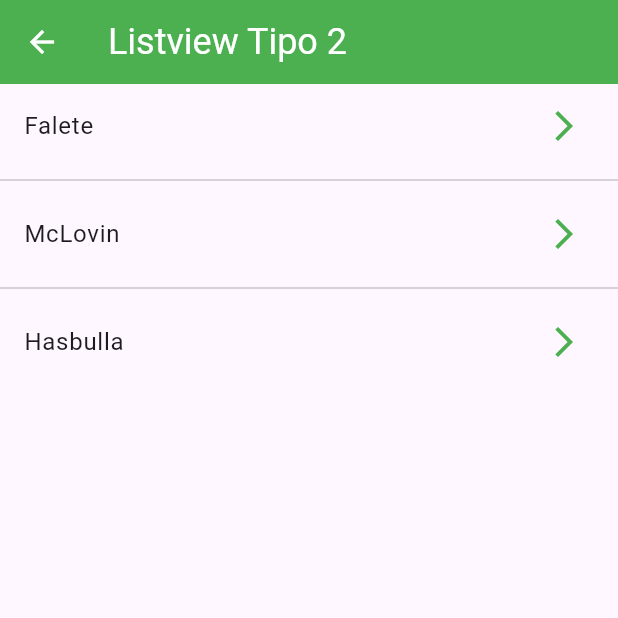
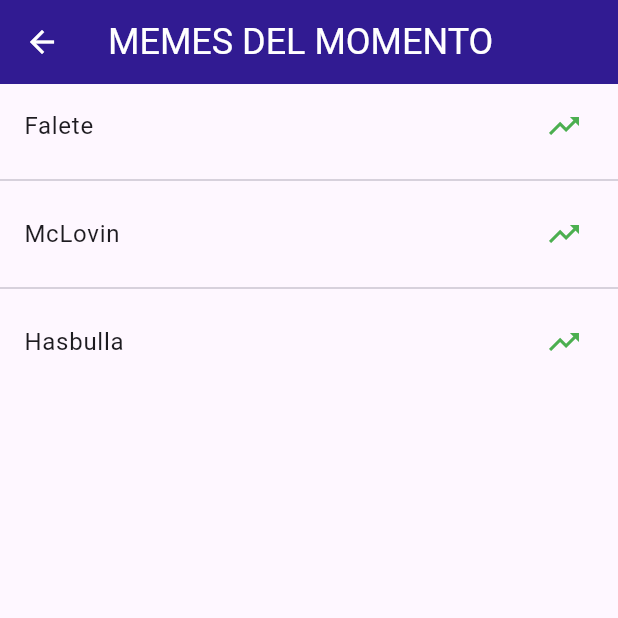
Before and after one commit to MaNoLiN-CRV/FlutterComponents, a Flutter app: the Listview2Screen screen opened by its route, on a phone screen of 412 x 824 dp, the top half of it. Run offline on Flutter 3.47's test engine with Material 3 defaults, Android fonts, the phone set to English and light mode, and no system bars.

Commit message:
Memes añadidos correctamente

```diff
--- a/lib/routes/app_routes.dart
+++ b/lib/routes/app_routes.dart
@@ -1,7 +1,6 @@
 import 'package:fl_components/models/models.dart';
 import 'package:fl_components/screens/screens.dart';
 import 'package:flutter/material.dart';
-import 'package:fl_components/widgets/widgets.dart';
 
 class AppRoutes {
   static const initialRoute = 'home';
@@ -20,7 +19,7 @@ class AppRoutes {
     MenuOption(
         route: 'listview2',
         icon: Icons.list,
-        name: 'Listview tipo 2',
+        name: 'MEMES',
         screen: const Listview2Screen()),
     MenuOption(
         route: 'card',
--- a/lib/screens/listview2_screen.dart
+++ b/lib/screens/listview2_screen.dart
@@ -12,14 +12,15 @@ class Listview2Screen extends StatelessWidget {
         'https://static01.nyt.com/images/2023/04/20/fashion/20HASBULLA/20HASBULLA-articleLarge.jpg?quality=100&auto=webp&disable=upscale'
   };
 
-  const Listview2Screen({Key? key}) : super(key: key);
+  const Listview2Screen({super.key});
 
   @override
   Widget build(BuildContext context) {
     final keys = options.keys.toList();
     return Scaffold(
       appBar: AppBar(
-        title: const Text('Listview Tipo 2'),
+        title: const Text('MEMES DEL MOMENTO'),
+        backgroundColor: Colors.deepPurple[900],
       ),
       body: ListView.separated(
         itemBuilder: (context, index) {
@@ -27,7 +28,7 @@ class Listview2Screen extends StatelessWidget {
           final imageUrl = options[title]!;
 
           return ListTile(
-            trailing: const Icon(Icons.arrow_forward_ios_outlined),
+            trailing: const Icon(Icons.trending_up_outlined),
             title: Text(title),
             onTap: () {
               Navigator.push(
--- a/lib/screens/meme_screen.dart
+++ b/lib/screens/meme_screen.dart
@@ -12,7 +12,6 @@ class MemeScreen extends StatelessWidget {
     return Scaffold(
         appBar: AppBar(
           title: const Text('TRENDING MEMES'),
-          //backgroundColor: Colors.blueAccent,
         ),
         body: cardTipo2);
   }
--- a/lib/widgets/custom_card_tipo_2.dart
+++ b/lib/widgets/custom_card_tipo_2.dart
@@ -1,7 +1,6 @@
 import 'package:flutter/material.dart';
 
 class CustomCardTipo2 extends StatelessWidget {
-
   final String imageUrl;
   final String? nombre;
 
@@ -11,28 +10,23 @@ class CustomCardTipo2 extends StatelessWidget {
   Widget build(BuildContext context) {
     return Card(
       clipBehavior: Clip.antiAlias,
-      shape: RoundedRectangleBorder(
-        borderRadius: BorderRadius.circular(10)
-      ),
+      shape: RoundedRectangleBorder(borderRadius: BorderRadius.circular(10)),
       child: Column(
         children: [
           FadeInImage(
             //image: NetworkImage('https://images8.alphacoders.com/110/1103710.jpg'),
-            image: NetworkImage( imageUrl ),
+            image: NetworkImage(imageUrl),
             placeholder: const AssetImage('assets/jar-loading.gif'),
             width: double.infinity,
             height: 260,
             fit: BoxFit.cover,
-            fadeInDuration: const Duration(milliseconds: 3000),
+            fadeInDuration: const Duration(milliseconds: 1000),
           ),
-
-          if( nombre != null)
-          Container(
-            alignment: AlignmentDirectional.centerEnd,
-            padding: const EdgeInsets.only( top: 10, bottom: 10, right: 20),
-            child:
-              Text( nombre ?? 'Desconocido' )
-          )
+          if (nombre != null)
+            Container(
+                alignment: AlignmentDirectional.centerEnd,
+                padding: const EdgeInsets.only(top: 10, bottom: 10, right: 20),
+                child: Text(nombre ?? 'Desconocido'))
         ],
       ),
     );
```
